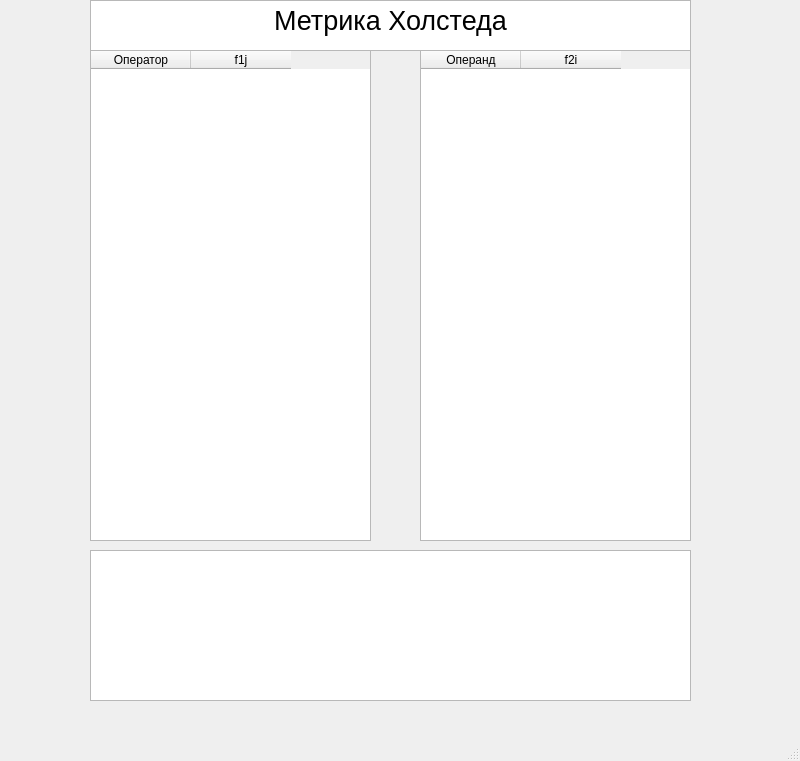
Old version of the form phpHolstedMetrics/mainwindow.ui in the repository aonbel/labsMSiSvIT.
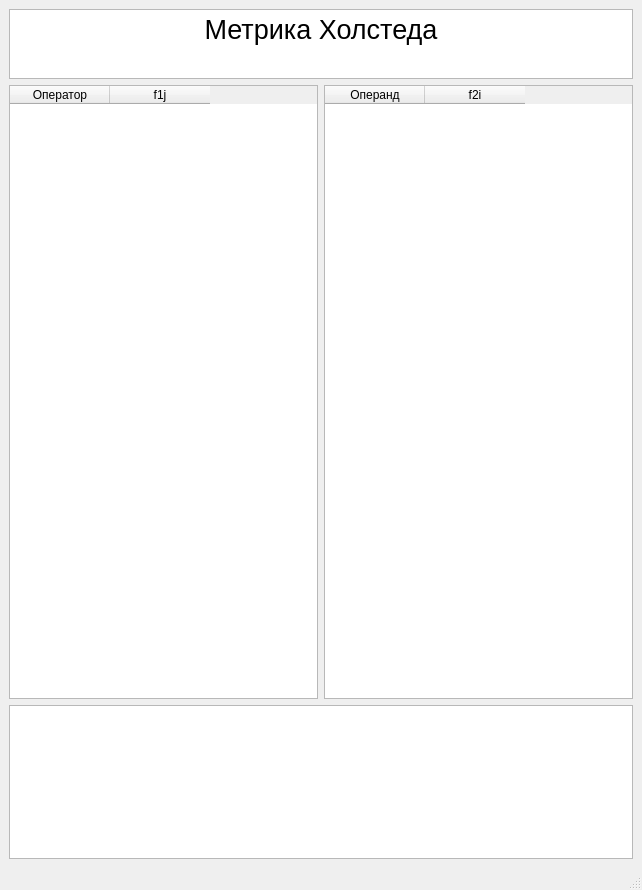
New version of the form.

Commit message: Fixed GUI (columns size and table size)

```diff
--- a/phpHolstedMetrics/mainwindow.ui
+++ b/phpHolstedMetrics/mainwindow.ui
@@ -6,75 +6,21 @@
    <rect>
     <x>0</x>
     <y>0</y>
-    <width>800</width>
-    <height>761</height>
+    <width>642</width>
+    <height>890</height>
    </rect>
   </property>
   <property name="windowTitle">
    <string>MainWindow</string>
   </property>
   <widget class="QWidget" name="centralwidget">
-   <widget class="QTableWidget" name="operatorsTable">
-    <property name="geometry">
-     <rect>
-      <x>90</x>
-      <y>50</y>
-      <width>281</width>
-      <height>491</height>
-     </rect>
-    </property>
-    <column>
-     <property name="text">
-      <string>Оператор</string>
-     </property>
-    </column>
-    <column>
-     <property name="text">
-      <string>f1j</string>
-     </property>
-    </column>
-   </widget>
-   <widget class="QTableWidget" name="operandsTable">
-    <property name="geometry">
-     <rect>
-      <x>420</x>
-      <y>50</y>
-      <width>271</width>
-      <height>491</height>
-     </rect>
-    </property>
-    <column>
-     <property name="text">
-      <string>Операнд</string>
-     </property>
-    </column>
-    <column>
-     <property name="text">
-      <string>f2i</string>
-     </property>
-    </column>
-   </widget>
-   <widget class="QTextBrowser" name="programTextBrowser">
-    <property name="geometry">
-     <rect>
-      <x>90</x>
-      <y>550</y>
-      <width>601</width>
-      <height>151</height>
-     </rect>
-    </property>
-   </widget>
-   <widget class="QTextBrowser" name="headerTextBrowser">
-    <property name="geometry">
-     <rect>
-      <x>90</x>
-      <y>0</y>
-      <width>601</width>
-      <height>51</height>
-     </rect>
-    </property>
-    <property name="html">
-     <string>&lt;!DOCTYPE HTML PUBLIC &quot;-//W3C//DTD HTML 4.0//EN&quot; &quot;http://www.w3.org/TR/REC-html40/strict.dtd&quot;&gt;
+   <layout class="QGridLayout" name="gridLayout">
+    <item row="0" column="0">
+     <layout class="QVBoxLayout" name="verticalLayout" stretch="1,20,5">
+      <item>
+       <widget class="QTextBrowser" name="headerTextBrowser">
+        <property name="html">
+         <string>&lt;!DOCTYPE HTML PUBLIC &quot;-//W3C//DTD HTML 4.0//EN&quot; &quot;http://www.w3.org/TR/REC-html40/strict.dtd&quot;&gt;
 &lt;html&gt;&lt;head&gt;&lt;meta name=&quot;qrichtext&quot; content=&quot;1&quot; /&gt;&lt;meta charset=&quot;utf-8&quot; /&gt;&lt;style type=&quot;text/css&quot;&gt;
 p, li { white-space: pre-wrap; }
 hr { height: 1px; border-width: 0; }
@@ -82,8 +28,47 @@
 li.checked::marker { content: &quot;\2612&quot;; }
 &lt;/style&gt;&lt;/head&gt;&lt;body style=&quot; font-family:'Ubuntu Sans'; font-size:11pt; font-weight:400; font-style:normal;&quot;&gt;
 &lt;p align=&quot;center&quot; style=&quot; margin-top:0px; margin-bottom:0px; margin-left:0px; margin-right:0px; -qt-block-indent:0; text-indent:0px;&quot;&gt;&lt;span style=&quot; font-size:20pt;&quot;&gt;Метрика Холстеда&lt;/span&gt;&lt;/p&gt;&lt;/body&gt;&lt;/html&gt;</string>
-    </property>
-   </widget>
+        </property>
+       </widget>
+      </item>
+      <item>
+       <layout class="QHBoxLayout" name="horizontalLayout">
+        <item>
+         <widget class="QTableWidget" name="operatorsTable">
+          <column>
+           <property name="text">
+            <string>Оператор</string>
+           </property>
+          </column>
+          <column>
+           <property name="text">
+            <string>f1j</string>
+           </property>
+          </column>
+         </widget>
+        </item>
+        <item>
+         <widget class="QTableWidget" name="operandsTable">
+          <column>
+           <property name="text">
+            <string>Операнд</string>
+           </property>
+          </column>
+          <column>
+           <property name="text">
+            <string>f2i</string>
+           </property>
+          </column>
+         </widget>
+        </item>
+       </layout>
+      </item>
+      <item>
+       <widget class="QTextBrowser" name="programTextBrowser"/>
+      </item>
+     </layout>
+    </item>
+   </layout>
   </widget>
   <widget class="QMenuBar" name="menubar">
    <property name="geometry">
```
Left out of the diff: 2 changed lines with no effect on the pictures. The commit also changes 3 other files.
